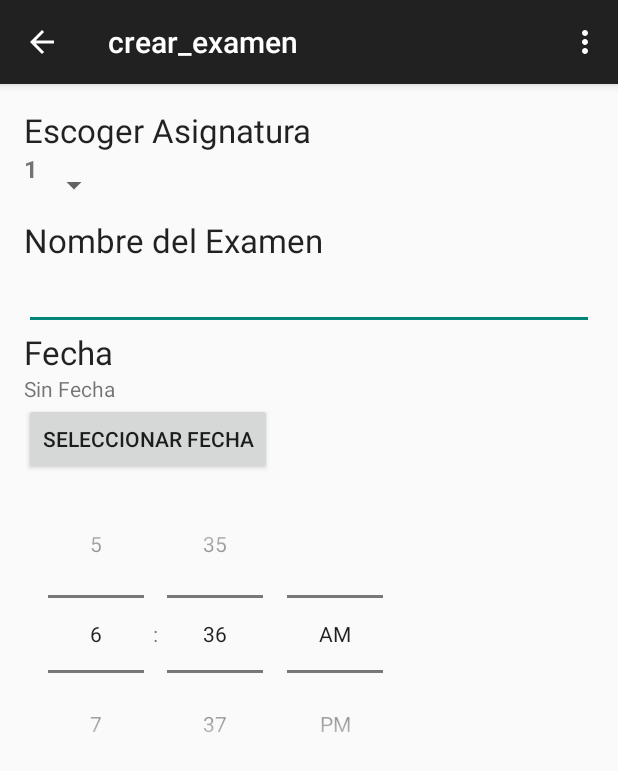
After one commit to mibaldi/Agenda, an Android app: the crear_examen screen opened directly, with no data from a screen before it, on a phone screen of 412 x 824 dp. The commit adds this screen. Shown: the top 771 px of the screen. Run offline under Robolectric (Android 15) with nearby library versions, the phone set to English and light mode, and no system bars.

Commit message:
Se han añadido la opcion de crear examen vinculada a las asignaturas Ahora al pulsar en la lista de las asignaturas creadas nos deja acceder a la informacion de cada asignatura en estos momentos nombre. He estado mirando como agregar la api del calendario para trabajar con ella al crear los examenes, por el momento no lo he conseguido hacer que funcione, asi que he agregado la opcion que se seleccione la hora en la activity de crear el examen, falta poner que se guarden los examenes en la bd.

```diff
--- a/app/build.gradle
+++ b/app/build.gradle
@@ -22,4 +22,5 @@ android {
 dependencies {
     compile fileTree(dir: 'libs', include: ['*.jar'])
     compile 'com.android.support:appcompat-v7:21.0.3'
+
 }
--- a/app/src/main/java/BD/BD.java
+++ b/app/src/main/java/BD/BD.java
@@ -9,6 +9,8 @@ import android.util.Log;
 
 import java.lang.reflect.Array;
 import java.util.ArrayList;
+
+import objetos.AsignaturaObj;
 
 /**
  * Created by Mikel on 03/02/2015.
@@ -55,6 +57,21 @@ public class BD  extends SQLiteOpenHelper{
         Cursor c= db.query(EAsignatura.TABLE_NAME,columnas,EAsignatura.FIELD_NOMBRE+"=?",new String[]{nombre},null,null,null);
         return c;
     }
+    public AsignaturaObj getAsignaturaObj(String ID){
+        String columnas[]={EAsignatura.FIELD_ID,EAsignatura.FIELD_NOMBRE};
+
+        Cursor c= db.query(EAsignatura.TABLE_NAME,columnas,EAsignatura.FIELD_ID+"=?",new String[]{ID},null,null,null);
+        if (c.getCount()>0){
+            c.moveToFirst();
+            Log.e("numero", String.valueOf(c.getCount()));
+        String rowName = c.getString(c.getColumnIndexOrThrow(EAsignatura.FIELD_NOMBRE));
+        AsignaturaObj asig= new AsignaturaObj(rowName);
+        return asig;
+        }else
+            return null;
+
+
+    }
 
     @Override
     public void onCreate(SQLiteDatabase db) {
--- a/app/src/main/java/com/mikel/agenda/crear_asignatura.java
+++ b/app/src/main/java/com/mikel/agenda/crear_asignatura.java
@@ -59,7 +59,7 @@ public class crear_asignatura extends ActionBarActivity {
         EAsignatura asig = new EAsignatura();
         asig.setNombre(texto.getText().toString());
         helper.insertarAsignatura(asig);
-        Toast.makeText(getApplicationContext(), "Asignatura guardada", Toast.LENGTH_LONG).show();
+        Toast.makeText(getApplicationContext(), "AsignaturaObj guardada", Toast.LENGTH_LONG).show();
     }
 
 }
--- /dev/null
+++ b/app/src/main/java/com/mikel/agenda/crear_examen.java
@@ -0,0 +1,94 @@
+package com.mikel.agenda;
+
+import android.app.DatePickerDialog;
+import android.database.Cursor;
+import android.support.v4.widget.SimpleCursorAdapter;
+import android.support.v7.app.ActionBarActivity;
+import android.os.Bundle;
+import android.view.Menu;
+import android.view.MenuItem;
+import android.view.View;
+import android.widget.Button;
+import android.widget.DatePicker;
+import android.widget.ListView;
+import android.widget.Spinner;
+import android.widget.TextView;
+
+import org.w3c.dom.Text;
+
+import java.text.DateFormat;
+import java.util.Calendar;
+
+import BD.*;
+
+
+public class crear_examen extends ActionBarActivity{
+    /*DateFormat formate =DateFormat.getDateInstance();
+    Calendar calendar= Calendar.getInstance();*/
+    Button btn;
+    TextView fecha;
+    private BD objAsignaturas;
+    private Cursor cursor;
+    private ListView list;
+    private SimpleCursorAdapter adapter;
+    @Override
+    protected void onCreate(Bundle savedInstanceState) {
+        super.onCreate(savedInstanceState);
+        setContentView(R.layout.activity_crear_examen);
+        objAsignaturas = new BD(this);
+        cursor=objAsignaturas.getAsignaturasCursor();
+        String[]from={EAsignatura.FIELD_ID, EAsignatura.FIELD_NOMBRE};
+        int[]to=new int[]{android.R.id.text1,android.R.id.text2};
+        adapter= new SimpleCursorAdapter(this,android.R.layout.two_line_list_item,cursor,from,to);
+        Spinner spnClients = (Spinner) findViewById(R.id.spinner_id);
+        spnClients.setAdapter(adapter);
+        fecha=(TextView)findViewById(R.id.textView7);
+        btn=(Button)findViewById(R.id.btnFecha);
+       // btn.setOnClickListener(this);
+        //updateDate();
+    }
+   /* public void updateDate(){
+        fecha.setText(formate.format(calendar.getTime()));
+    }
+    public void setDate(){
+        new DatePickerDialog(crear_examen.this,d,calendar.get(Calendar.YEAR),calendar.get(Calendar.MONTH),calendar.get(Calendar.DAY_OF_MONTH));
+    }*/
+    public boolean onCreateOptionsMenu(Menu menu) {
+        // Inflate the menu; this adds items to the action bar if it is present.
+        getMenuInflater().inflate(R.menu.menu_crear_examen, menu);
+        return true;
+    }
+    /*DatePickerDialog.OnDateSetListener d=new DatePickerDialog.OnDateSetListener(){
+        @Override
+        public void onDateSet(DatePicker view, int year, int monthOfYear, int dayOfMonth) {
+            calendar.set(Calendar.YEAR,year);
+            calendar.set(Calendar.MONTH,monthOfYear);
+            calendar.set(Calendar.DAY_OF_MONTH,dayOfMonth);
+            updateDate();
+        }
+    };
+
+    @Override
+    public void onClick(View v) {
+        setDate();
+    }*/
+
+
+
+
+    @Override
+    public boolean onOptionsItemSelected(MenuItem item) {
+        // Handle action bar item clicks here. The action bar will
+        // automatically handle clicks on the Home/Up button, so long
+        // as you specify a parent activity in AndroidManifest.xml.
+        int id = item.getItemId();
+
+        //noinspection SimplifiableIfStatement
+        if (id == R.id.action_settings) {
+            return true;
+        }
+
+        return super.onOptionsItemSelected(item);
+    }
+
+}
--- /dev/null
+++ b/app/src/main/res/layout/activity_crear_examen.xml
@@ -0,0 +1,66 @@
+<ScrollView xmlns:android="http://schemas.android.com/apk/res/android" android:layout_height="match_parent" android:layout_width="match_parent">
+<LinearLayout
+    xmlns:tools="http://schemas.android.com/tools" android:layout_width="match_parent"
+    android:layout_height="match_parent" android:paddingLeft="@dimen/activity_horizontal_margin"
+    android:paddingRight="@dimen/activity_horizontal_margin"
+    android:paddingTop="@dimen/activity_vertical_margin"
+    android:paddingBottom="@dimen/activity_vertical_margin"
+    tools:context="com.mikel.agenda.crear_examen"
+    android:orientation="vertical">
+
+    <TextView
+        android:layout_width="wrap_content"
+        android:layout_height="wrap_content"
+        android:textAppearance="?android:attr/textAppearanceLarge"
+        android:text="Escoger Asignatura"
+        android:id="@+id/textView3" />
+
+    <Spinner
+        android:layout_width="wrap_content"
+        android:layout_height="wrap_content"
+        android:id="@+id/spinner_id"
+        android:layout_alignParentTop="true"
+        android:layout_alignParentLeft="true"
+        android:layout_alignParentStart="true"
+        android:spinnerMode="dialog" />
+
+    <TextView
+        android:layout_width="wrap_content"
+        android:layout_height="wrap_content"
+        android:textAppearance="?android:attr/textAppearanceLarge"
+        android:text="Nombre del Examen"
+        android:id="@+id/textView4" />
+
+    <EditText
+        android:layout_width="match_parent"
+        android:layout_height="wrap_content"
+        android:id="@+id/editText2" />
+
+    <TextView
+        android:layout_width="wrap_content"
+        android:layout_height="wrap_content"
+        android:textAppearance="?android:attr/textAppearanceLarge"
+        android:text="Fecha"
+        android:id="@+id/textView5" />
+
+
+    <TextView
+        android:layout_width="wrap_content"
+        android:layout_height="wrap_content"
+        android:text="Sin Fecha"
+        android:id="@+id/textView7" />
+
+    <Button
+        android:layout_width="wrap_content"
+        android:layout_height="wrap_content"
+        android:text="Seleccionar Fecha"
+        android:id="@+id/btnFecha" />
+
+    <TimePicker
+        android:layout_width="wrap_content"
+        android:layout_height="wrap_content"
+        android:id="@+id/timePicker"
+        android:timePickerMode="spinner"/>
+
+</LinearLayout>
+</ScrollView>
--- /dev/null
+++ b/app/src/main/res/menu/menu_asignatura.xml
@@ -0,0 +1,6 @@
+<menu xmlns:android="http://schemas.android.com/apk/res/android"
+    xmlns:app="http://schemas.android.com/apk/res-auto"
+    xmlns:tools="http://schemas.android.com/tools" tools:context="com.mikel.agenda.Asignatura">
+    <item android:id="@+id/action_settings" android:title="@string/action_settings"
+        android:orderInCategory="100" app:showAsAction="never" />
+</menu>
--- /dev/null
+++ b/app/src/main/res/menu/menu_crear_examen.xml
@@ -0,0 +1,6 @@
+<menu xmlns:android="http://schemas.android.com/apk/res/android"
+    xmlns:app="http://schemas.android.com/apk/res-auto"
+    xmlns:tools="http://schemas.android.com/tools" tools:context="com.mikel.agenda.crear_examen">
+    <item android:id="@+id/action_settings" android:title="@string/action_settings"
+        android:orderInCategory="100" app:showAsAction="never" />
+</menu>
--- a/app/src/main/res/values/strings.xml
+++ b/app/src/main/res/values/strings.xml
@@ -13,5 +13,7 @@
     <string name="Guardar">Guardar</string>
     <string name="title_activity_lista">lista</string>
     <string name="title_activity_examenes">Examenes</string>
+    <string name="title_activity_crear_examen">crear_examen</string>
+    <string name="title_activity_asignatura">Asignatura</string>
 
 </resources>
```
Also changed, not shown: app/src/main/AndroidManifest.xml (+16 -0 lines), app/src/main/java/com/mikel/agenda/ActividadPrincipal.java (+7 -0 lines), app/src/main/java/com/mikel/agenda/Asignatura.java (added, +61 -0 lines), app/src/main/java/com/mikel/agenda/lista.java (+20 -0 lines), app/src/main/res/layout/activity_actividad_principal.xml (+10 -0 lines), app/src/main/res/layout/activity_asignatura.xml (added, +26 -0 lines).
